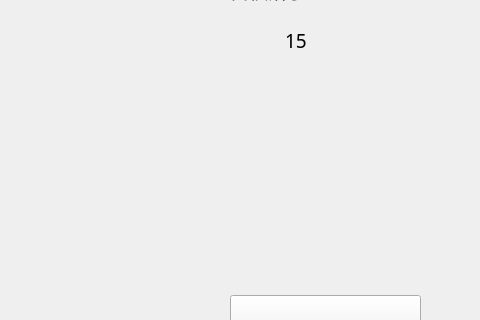
leaf-k/LiuZiQi-Game, file chessgame/mainwindow.ui: the form before one commit; both pictures show x 670 to 1150 and y 328 to 648 of the 1150 by 940 pixel window.
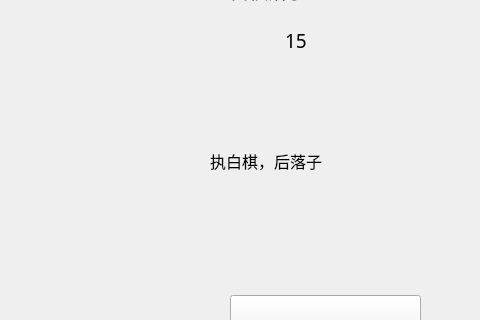
The form after the commit.

```diff
--- a/chessgame/mainwindow.ui
+++ b/chessgame/mainwindow.ui
@@ -178,6 +178,25 @@
      <string>15</string>
     </property>
    </widget>
+   <widget class="QLabel" name="NetplayerLabel">
+    <property name="geometry">
+     <rect>
+      <x>880</x>
+      <y>430</y>
+      <width>241</width>
+      <height>71</height>
+     </rect>
+    </property>
+    <property name="font">
+     <font>
+      <family>楷体</family>
+      <pointsize>12</pointsize>
+     </font>
+    </property>
+    <property name="text">
+     <string>执白棋，后落子</string>
+    </property>
+   </widget>
   </widget>
   <widget class="QMenuBar" name="menubar">
    <property name="geometry">
```
